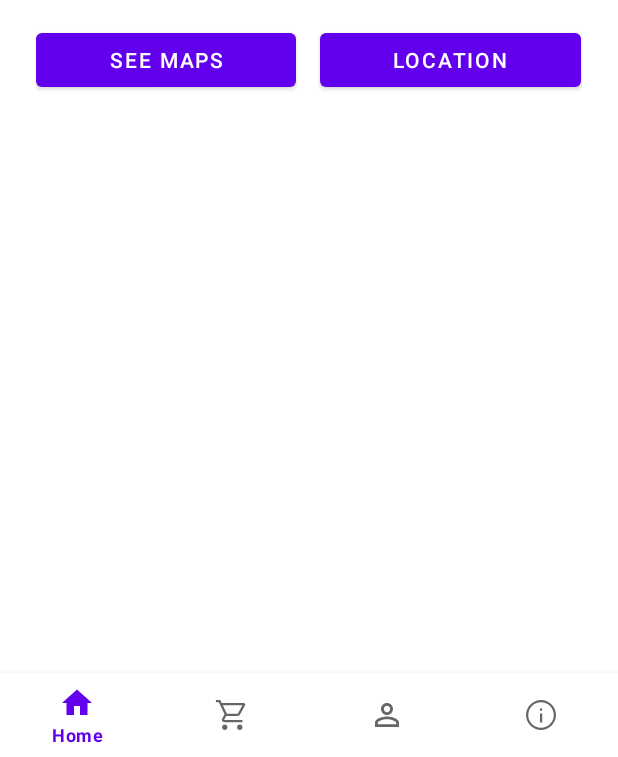
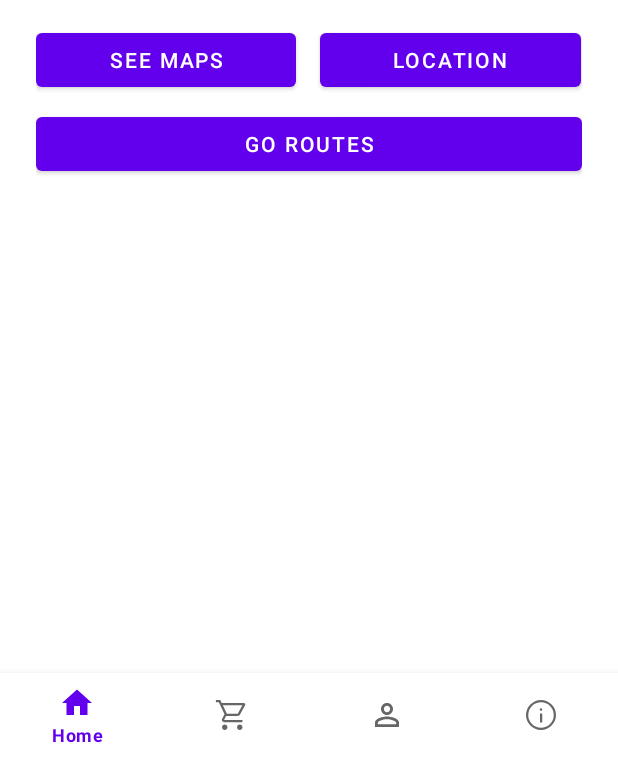
Before and after one commit to hotequil/bridhop, an Android app: the HomeFragment screen opened through its navigation route, on a phone screen of 412 x 824 dp, the part 479-1236 px from its top. Run offline under Robolectric (Android 15) with nearby library versions, the phone set to English and light mode, and no system bars; our stand-ins replace navigation-ui.

Commit message:
feat: added new config and Button to go routes

```diff
--- a/app/build.gradle
+++ b/app/build.gradle
@@ -50,6 +50,7 @@ dependencies {
     implementation 'androidx.navigation:navigation-ui-ktx:2.5.2'
     implementation 'androidx.legacy:legacy-support-v4:1.0.0'
     implementation 'com.google.android.gms:play-services-location:21.0.1'
+    implementation 'com.beust:klaxon:5.5'
     testImplementation 'junit:junit:4.13.2'
     androidTestImplementation 'androidx.test.ext:junit:1.1.5'
     androidTestImplementation 'androidx.test.espresso:espresso-core:3.5.1'
--- a/app/src/main/java/com/bridhop/ui/home/HomeFragment.kt
+++ b/app/src/main/java/com/bridhop/ui/home/HomeFragment.kt
@@ -10,6 +10,7 @@ import androidx.fragment.app.Fragment
 import com.bridhop.LocationActivity
 import com.bridhop.MapsActivity
 import com.bridhop.R
+import com.bridhop.RoutesActivity
 
 class HomeFragment : Fragment() {
     override fun onCreateView(
@@ -20,6 +21,7 @@ class HomeFragment : Fragment() {
         val view = inflater.inflate(R.layout.fragment_home, container, false)
         val seeMapsButton = view.findViewById<Button>(R.id.see_maps)
         val locationButton = view.findViewById<Button>(R.id.location)
+        val goRoutesButton = view.findViewById<Button>(R.id.go_routes)
 
         seeMapsButton.setOnClickListener{
              val intent = Intent(view.context, MapsActivity::class.java)
@@ -33,6 +35,12 @@ class HomeFragment : Fragment() {
             startActivity(intent)
         }
 
+        goRoutesButton.setOnClickListener{
+            val intent = Intent(view.context, RoutesActivity::class.java)
+
+            startActivity(intent)
+        }
+
         return view
     }
 }
--- a/app/src/main/res/layout/fragment_home.xml
+++ b/app/src/main/res/layout/fragment_home.xml
@@ -33,6 +33,7 @@
                  android:layout_marginTop="16dp"
                  app:layout_constraintStart_toStartOf="parent"
                  app:layout_constraintEnd_toEndOf="parent"
+                 android:id="@+id/actions"
                  android:stretchColumns="0, 1">
         <TableRow tools:ignore="UselessParent">
             <Button android:layout_width="wrap_content"
@@ -50,4 +51,14 @@
                     tools:ignore="ButtonStyle" />
         </TableRow>
     </TableLayout>
+
+    <Button android:layout_width="match_parent"
+            android:layout_height="wrap_content"
+            android:layout_marginTop="8dp"
+            android:id="@+id/go_routes"
+            app:layout_constraintTop_toBottomOf="@id/actions"
+            app:layout_constraintStart_toStartOf="parent"
+            app:layout_constraintEnd_toEndOf="parent"
+            android:text="@string/go_routes"
+            tools:ignore="ButtonStyle" />
 </androidx.constraintlayout.widget.ConstraintLayout>
--- a/app/src/main/res/values/strings.xml
+++ b/app/src/main/res/values/strings.xml
@@ -18,4 +18,5 @@
     <string name="text_image">Imagem de Hotequil</string>
     <string name="see_maps">See maps</string>
     <string name="location">Location</string>
+    <string name="go_routes">Go routes</string>
 </resources>
```
Also changed, not shown: app/src/main/AndroidManifest.xml (+6 -1 lines).
